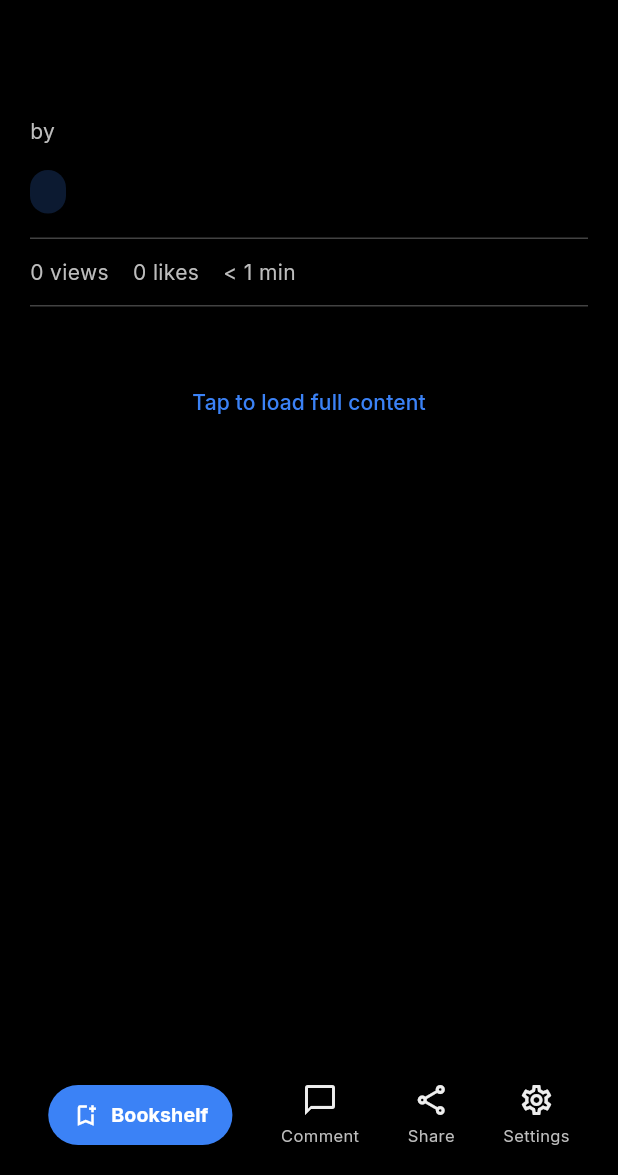
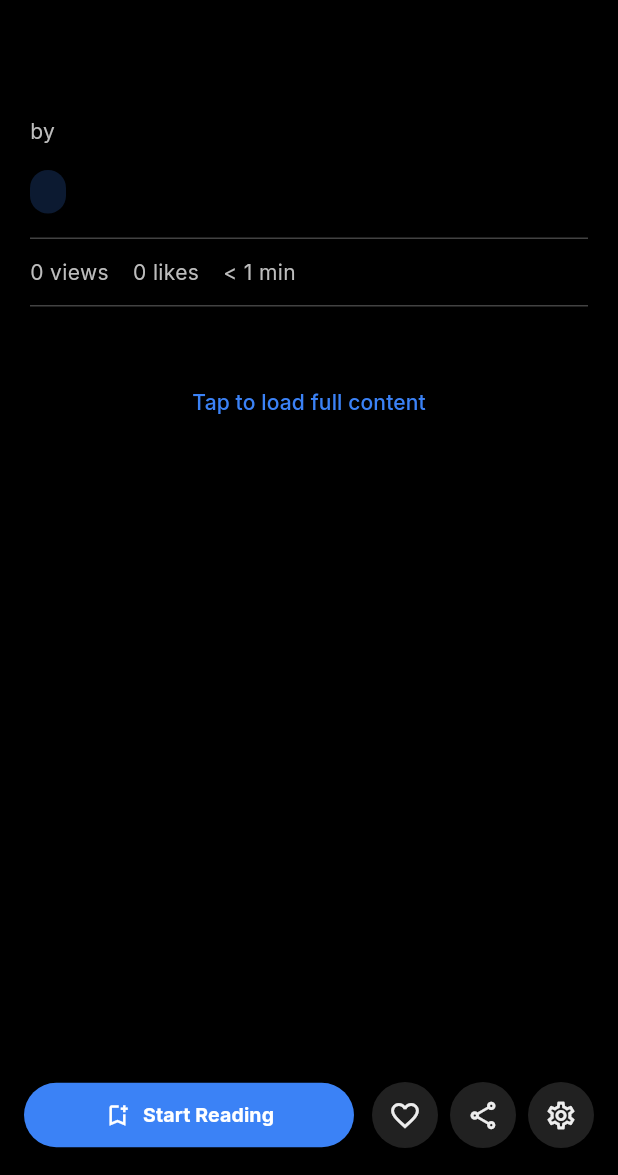
Before and after one commit to leozhansino-design/butternovel, a Flutter app: the ShortDetailScreen screen opened directly with empty values, on a phone screen of 412 x 824 dp, the part 61-1236 px from its top. Run offline on Flutter 3.47's test engine with Material 3 defaults, Android fonts, the phone set to English and light mode, and no system bars; our stand-ins replace google_fonts, shared_preferences; accounts and stored records are empty; network calls fail.

Commit message:
feat: Simplify bottom action bar and update background colors
- Remove Comment button from bottom bar
- Add Like button (requires login)
- Keep Share and Settings buttons
- Change Start Reading button style to be more prominent
- Update background colors: add eye-care green and white
- Remove dark blue/grey colors
- Add login requirement snackbar for like/bookmark actions

```diff
--- a/flutter_app/lib/screens/short_detail_screen.dart
+++ b/flutter_app/lib/screens/short_detail_screen.dart
@@ -34,9 +34,8 @@ class _ShortDetailScreenState extends State<ShortDetailScreen> {
   final List<Color> _bgColors = [
     Colors.black,
     const Color(0xFF1a1a2e),
-    const Color(0xFF16213e),
-    const Color(0xFF0f0f0f),
-    const Color(0xFF2d2d2d),
+    const Color(0xFFc7edcc), // Eye-care green (护眼绿)
+    Colors.white,            // White
     const Color(0xFFf5f5dc), // Beige
     const Color(0xFFfaf3e0), // Cream
   ];
@@ -528,14 +527,17 @@ class _ShortDetailScreenState extends State<ShortDetailScreen> {
                     child: Padding(
                       padding: const EdgeInsets.all(16),
                       child: Row(
-                        mainAxisAlignment: MainAxisAlignment.spaceAround,
                         children: [
-                          // Add to Bookshelf button
-                          ElevatedButton.icon(
-                            onPressed: () {},
+                          // Start Reading / Bookshelf button
+                          Expanded(
+                            child: ElevatedButton.icon(
+                              onPressed: () {
+                                // TODO: Require login for bookshelf
+                                _showLoginRequiredSnackbar('add to bookshelf');
+                              },
                               icon: const Icon(Icons.bookmark_add_outlined, size: 18),
                               label: const Text(
-                              'Bookshelf',
+                                'Start Reading',
                                 style: TextStyle(fontWeight: FontWeight.bold, fontSize: 13),
                               ),
                               style: ElevatedButton.styleFrom(
@@ -543,32 +545,33 @@ class _ShortDetailScreenState extends State<ShortDetailScreen> {
                                 foregroundColor: Colors.white,
                                 padding: const EdgeInsets.symmetric(
                                   horizontal: 16,
-                                vertical: 10,
+                                  vertical: 12,
                                 ),
                                 shape: RoundedRectangleBorder(
-                                borderRadius: BorderRadius.circular(20),
+                                  borderRadius: BorderRadius.circular(24),
                                 ),
                               ),
                             ),
-                          _buildBottomAction(Icons.chat_bubble_outline, 'Comment'),
-                          _buildBottomAction(Icons.share_outlined, 'Share'),
+                          ),
+                          const SizedBox(width: 12),
+                          // Like button
+                          _buildActionButton(
+                            icon: Icons.favorite_border,
+                            onTap: () => _showLoginRequiredSnackbar('like'),
+                          ),
+                          const SizedBox(width: 8),
+                          // Share button
+                          _buildActionButton(
+                            icon: Icons.share_outlined,
+                            onTap: () {
+                              // Share functionality
+                            },
+                          ),
+                          const SizedBox(width: 8),
                           // Settings button
-                          GestureDetector(
+                          _buildActionButton(
+                            icon: Icons.settings_outlined,
                             onTap: _showSettingsSheet,
-                            child: Column(
-                              mainAxisSize: MainAxisSize.min,
-                              children: [
-                                Icon(Icons.settings_outlined, color: _textColor, size: 24),
-                                const SizedBox(height: 4),
-                                Text(
-                                  'Settings',
-                                  style: TextStyle(
-                                    color: _subtitleColor,
-                                    fontSize: 11,
-                                  ),
-                                ),
-                              ],
-                            ),
                           ),
                         ],
                       ),
@@ -708,20 +711,44 @@ class _ShortDetailScreenState extends State<ShortDetailScreen> {
     );
   }
 
-  Widget _buildBottomAction(IconData icon, String label) {
-    return Column(
-      mainAxisSize: MainAxisSize.min,
-      children: [
-        Icon(icon, color: _textColor, size: 24),
-        const SizedBox(height: 4),
-        Text(
-          label,
-          style: TextStyle(
-            color: _subtitleColor,
-            fontSize: 11,
+  Widget _buildActionButton({
+    required IconData icon,
+    required VoidCallback onTap,
+  }) {
+    return GestureDetector(
+      onTap: onTap,
+      child: Container(
+        width: 44,
+        height: 44,
+        decoration: BoxDecoration(
+          color: _isLightBackground
+              ? Colors.grey[200]
+              : Colors.grey[800]?.withOpacity(0.5),
+          shape: BoxShape.circle,
+        ),
+        child: Icon(
+          icon,
+          color: _textColor,
+          size: 22,
         ),
       ),
-      ],
+    );
+  }
+
+  void _showLoginRequiredSnackbar(String action) {
+    ScaffoldMessenger.of(context).showSnackBar(
+      SnackBar(
+        content: Text('Please login to $action'),
+        backgroundColor: Colors.grey[800],
+        behavior: SnackBarBehavior.floating,
+        action: SnackBarAction(
+          label: 'Login',
+          textColor: const Color(0xFF3b82f6),
+          onPressed: () {
+            // TODO: Navigate to login screen
+          },
+        ),
+      ),
     );
   }
 
```
Lines whose indentation alone changed are shown as unchanged.
